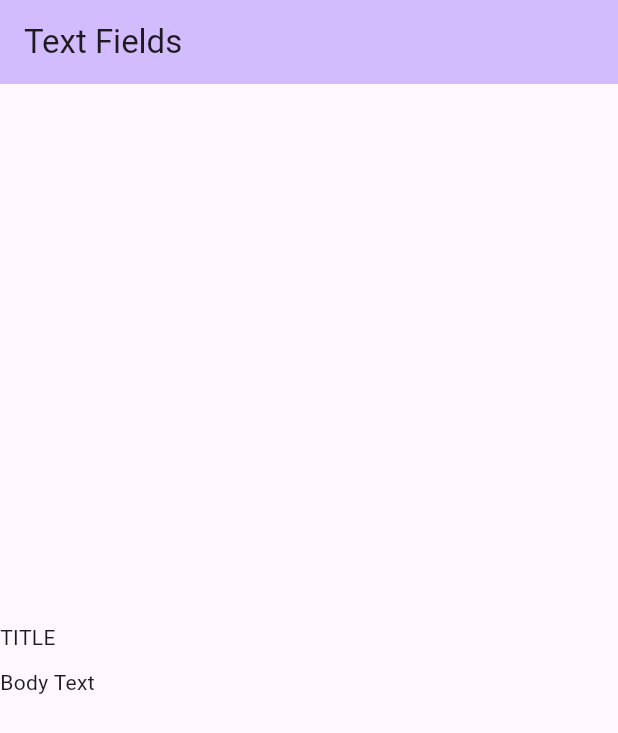
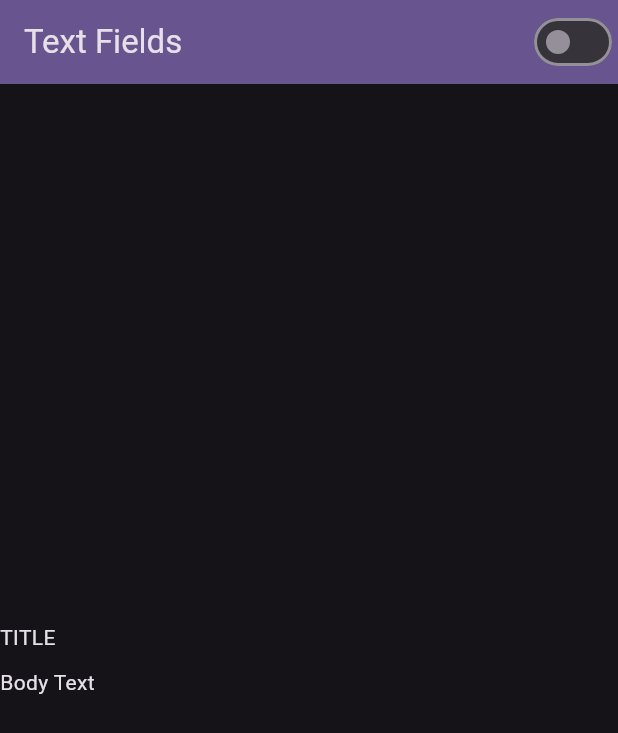
Before and after one commit to anivkuttan/FlutterTextFieldPackage, a Flutter app: the screen it shows after launch, on a phone screen of 412 x 824 dp. Shown: the top 733 px of the screen. Run offline on Flutter 3.47's test engine with Material 2 defaults, Android fonts, the phone set to English and light mode, and no system bars.

Commit message:
theme switch added

```diff
--- a/lib/main.dart
+++ b/lib/main.dart
@@ -1,22 +1,37 @@
 import 'package:flutter/material.dart';
-import 'package:flutter_textfieldflutter_textfield/src/sample_1.dart';
+import 'package:flutter_textfieldflutter_textfield/src/TextFields/sample_1.dart';
 
 void main() {
   runApp(const MyApp());
 }
 
-class MyApp extends StatelessWidget {
+ValueNotifier<bool> c = ValueNotifier(false);
+
+class MyApp extends StatefulWidget {
   const MyApp({super.key});
 
   @override
+  State<MyApp> createState() => _MyAppState();
+}
+
+class _MyAppState extends State<MyApp> {
+  @override
   Widget build(BuildContext context) {
-    return MaterialApp(
-      title: 'Flutter Demo',
-      theme: ThemeData(
-        colorScheme: ColorScheme.fromSeed(seedColor: Colors.deepPurple),
-        useMaterial3: true,
+    return ValueListenableBuilder(
+      valueListenable: c,
+      builder: (context, value, child) => MaterialApp(
+        title: 'Flutter Demo',
+        debugShowCheckedModeBanner: false,
+        theme: ThemeData(
+          brightness: value ? Brightness.light : Brightness.dark,
+          colorScheme: ColorScheme.fromSeed(
+            brightness: value ? Brightness.light : Brightness.dark,
+            seedColor: Colors.deepPurple,
+          ),
+          useMaterial3: true,
+        ),
+        home: const MyHomePage(),
       ),
-      home: const MyHomePage(),
     );
   }
 }
@@ -37,6 +52,13 @@ class _MyHomePageState extends State<MyHomePage> {
       appBar: AppBar(
         backgroundColor: Theme.of(context).colorScheme.inversePrimary,
         title: const Text('Text Fields'),
+        actions: [
+          Switch(
+              value: c.value,
+              onChanged: (value) {
+                c.value = !c.value;
+              })
+        ],
       ),
       body: Center(
         child: Column(
--- /dev/null
+++ b/lib/src/service/global.dart
@@ -0,0 +1 @@
+bool isDark = false;
```
Also changed, not shown: lib/src/TextFields/sample_1.dart (renamed from lib/src/sample_1.dart).
